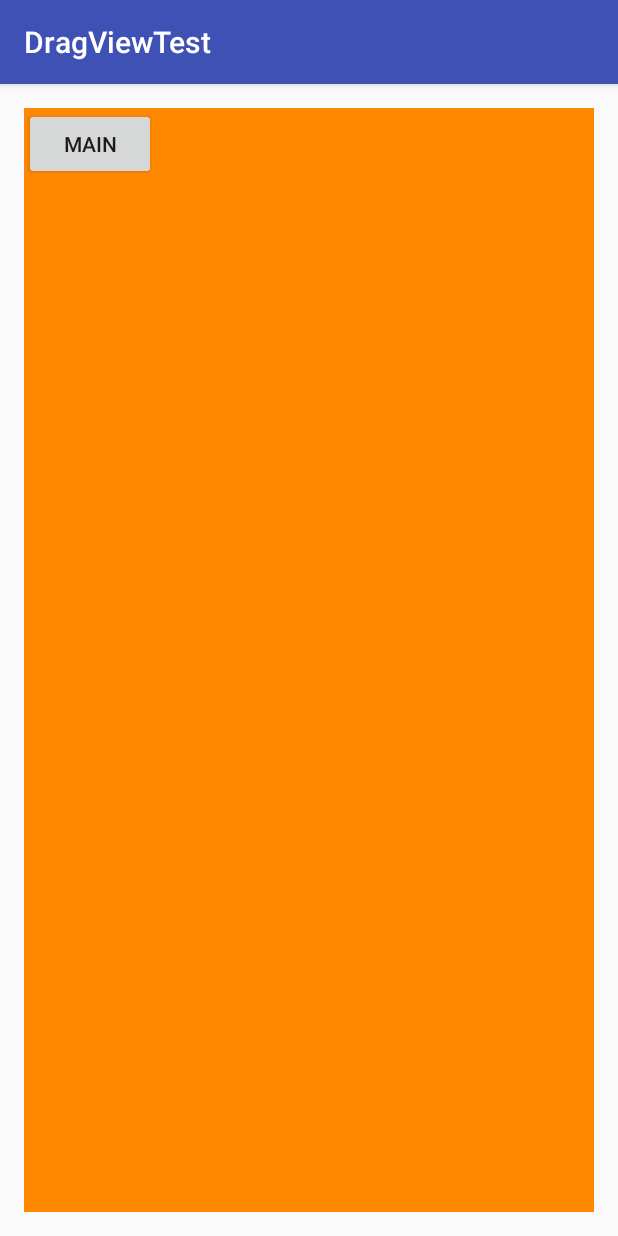
After one commit to aiweibaiyang/AndroidHeroes, an Android app: the DragViewGroupTest screen opened directly, with no data from a screen before it, on a phone screen of 412 x 824 dp. The commit adds this screen. Run offline under Robolectric (Android 15) with nearby library versions, the phone set to English and light mode, and no system bars.

Commit message:
属性动画

```diff
--- a/NO5/DragViewTest/app/src/main/AndroidManifest.xml
+++ b/NO5/DragViewTest/app/src/main/AndroidManifest.xml
@@ -15,7 +15,8 @@
                 <category android:name="android.intent.category.LAUNCHER" />
             </intent-filter>
         </activity>
-        <activity android:name=".DragViewTest"></activity>
+        <activity android:name=".DragViewTest" />
+        <activity android:name=".DragViewGroupTest"></activity>
     </application>
 
 </manifest>
--- /dev/null
+++ b/NO5/DragViewTest/app/src/main/java/com/example/dragviewtest/DragViewGroup.java
@@ -0,0 +1,130 @@
+package com.example.dragviewtest;
+
+import android.content.Context;
+import android.support.v4.view.ViewCompat;
+import android.support.v4.widget.ViewDragHelper;
+import android.util.AttributeSet;
+import android.view.MotionEvent;
+import android.view.View;
+import android.view.ViewGroup;
+import android.widget.FrameLayout;
+
+/**
+ * Created by 25400 on 2019/10/22.
+ */
+
+public class DragViewGroup extends FrameLayout {
+
+    private ViewDragHelper mViewDragHelper;
+    private View mMenuView, mMainView;
+    private int mWidth;
+
+    public DragViewGroup(Context context) {
+        super(context);
+        initView();
+    }
+
+    public DragViewGroup(Context context, AttributeSet attrs) {
+        super(context, attrs);
+        initView();
+    }
+
+    public DragViewGroup( Context context, AttributeSet attrs, int defStyleAttr) {
+        super(context, attrs, defStyleAttr);
+        initView();
+    }
+
+    @Override
+    protected void onFinishInflate() {
+        super.onFinishInflate();
+        mMenuView = getChildAt(0);
+        mMainView = getChildAt(1);
+    }
+
+    @Override
+    protected void onSizeChanged(int w, int h, int oldw, int oldh) {//获取View的宽度
+        super.onSizeChanged(w, h, oldw, oldh);
+        mWidth = mMenuView.getMeasuredWidth();
+    }
+
+    @Override
+    public boolean onInterceptTouchEvent(MotionEvent ev) {
+        return mViewDragHelper.shouldInterceptTouchEvent(ev);
+    }
+
+    @Override
+    public boolean onTouchEvent(MotionEvent event) {
+        //将触摸事件传递给ViewDragHelper,此操作必不可少
+        mViewDragHelper.processTouchEvent(event);
+        return true;
+    }
+
+    private void initView(){
+        mViewDragHelper = ViewDragHelper.create(this, callback);
+    }
+
+    private ViewDragHelper.Callback callback =
+            new ViewDragHelper.Callback(){
+
+                //何时开始检测触摸事件
+                @Override
+                public boolean tryCaptureView(View child, int pointerId) {
+                    //如果当前触摸的child是mMainView时开始检测
+                    return mMainView == child;
+                }
+
+                // 触摸到View后回调
+                @Override
+                public void onViewCaptured(View capturedChild, int activePointerId) {
+                    super.onViewCaptured(capturedChild, activePointerId);
+                }
+
+                // 当拖拽状态改变，比如idle，dragging
+                @Override
+                public void onViewDragStateChanged(int state) {
+                    super.onViewDragStateChanged(state);
+                }
+
+                // 当位置改变的时候调用,常用与滑动时更改scale等
+                @Override
+                public void onViewPositionChanged(View changedView, int left, int top, int dx, int dy) {
+                    super.onViewPositionChanged(changedView, left, top, dx, dy);
+                }
+
+                // 处理垂直滑动
+                @Override
+                public int clampViewPositionVertical(View child, int top, int dy) {
+                    return 0;
+                }
+
+                // 处理水平滑动
+                @Override
+                public int clampViewPositionHorizontal(View child, int left, int dx) {
+                    return left;
+                }
+
+                // 拖动结束后调用
+                @Override
+                public void onViewReleased(View releasedChild, float xvel, float yvel) {
+                    super.onViewReleased(releasedChild, xvel, yvel);
+                    //手指抬起后缓慢移动到指定位置
+                    if (mMainView.getLeft() < 500){
+                        //关闭菜单
+                        //相当于Scroller的startScroll方法
+                        mViewDragHelper.smoothSlideViewTo(mMainView, 0, 0);
+                        ViewCompat.postInvalidateOnAnimation(DragViewGroup.this);
+                    }else {
+                        //打开菜单
+                        mViewDragHelper.smoothSlideViewTo(mMainView, 300, 0);
+                        ViewCompat.postInvalidateOnAnimation(DragViewGroup.this);
+                    }
+                }
+            };
+
+    @Override
+    public void computeScroll() {
+        if (mViewDragHelper.continueSettling(true)) {
+            ViewCompat.postInvalidateOnAnimation(this);
+        }
+    }
+}
--- /dev/null
+++ b/NO5/DragViewTest/app/src/main/java/com/example/dragviewtest/DragViewGroupTest.java
@@ -0,0 +1,13 @@
+package com.example.dragviewtest;
+
+import android.support.v7.app.AppCompatActivity;
+import android.os.Bundle;
+
+public class DragViewGroupTest extends AppCompatActivity {
+
+    @Override
+    protected void onCreate(Bundle savedInstanceState) {
+        super.onCreate(savedInstanceState);
+        setContentView(R.layout.drag_viewgroup);
+    }
+}
--- a/NO5/DragViewTest/app/src/main/java/com/example/dragviewtest/MainActivity.java
+++ b/NO5/DragViewTest/app/src/main/java/com/example/dragviewtest/MainActivity.java
@@ -17,4 +17,7 @@ public class MainActivity extends AppCompatActivity {
         startActivity(new Intent(this, DragViewTest.class));
     }
 
+    public void btnViewGroup(View view) {
+        startActivity(new Intent(this, DragViewGroupTest.class));
+    }
 }
--- a/NO5/DragViewTest/app/src/main/res/layout/activity_main.xml
+++ b/NO5/DragViewTest/app/src/main/res/layout/activity_main.xml
@@ -15,4 +15,10 @@
         android:layout_height="wrap_content"
         android:text="DragView"
         android:onClick="btnView" />
+
+    <Button
+        android:layout_width="wrap_content"
+        android:layout_height="wrap_content"
+        android:text="DragViewGroup"
+        android:onClick="btnViewGroup" />
 </LinearLayout>
--- /dev/null
+++ b/NO5/DragViewTest/app/src/main/res/layout/drag_viewgroup.xml
@@ -0,0 +1,38 @@
+<?xml version="1.0" encoding="utf-8"?>
+<RelativeLayout xmlns:android="http://schemas.android.com/apk/res/android"
+    xmlns:tools="http://schemas.android.com/tools"
+    android:layout_width="match_parent"
+    android:layout_height="match_parent"
+    android:paddingLeft="@dimen/activity_horizontal_margin"
+    android:paddingRight="@dimen/activity_horizontal_margin"
+    android:paddingTop="@dimen/activity_vertical_margin"
+    android:paddingBottom="@dimen/activity_vertical_margin"
+    tools:context=".MainActivity">
+
+    <com.example.dragviewtest.DragViewGroup
+        android:layout_width="match_parent"
+        android:layout_height="match_parent"
+        android:id="@+id/view">
+
+        <FrameLayout
+            android:layout_width="match_parent"
+            android:layout_height="match_parent"
+            android:background="@android:color/holo_blue_light">
+            <Button
+                android:layout_width="wrap_content"
+                android:layout_height="wrap_content"
+                android:text="Menu" />
+        </FrameLayout>
+
+        <FrameLayout
+            android:layout_width="match_parent"
+            android:layout_height="match_parent"
+            android:background="@android:color/holo_orange_dark">
+
+            <Button
+                android:layout_width="wrap_content"
+                android:layout_height="wrap_content"
+                android:text="Main"/>
+        </FrameLayout>
+    </com.example.dragviewtest.DragViewGroup>
+</RelativeLayout>
```
